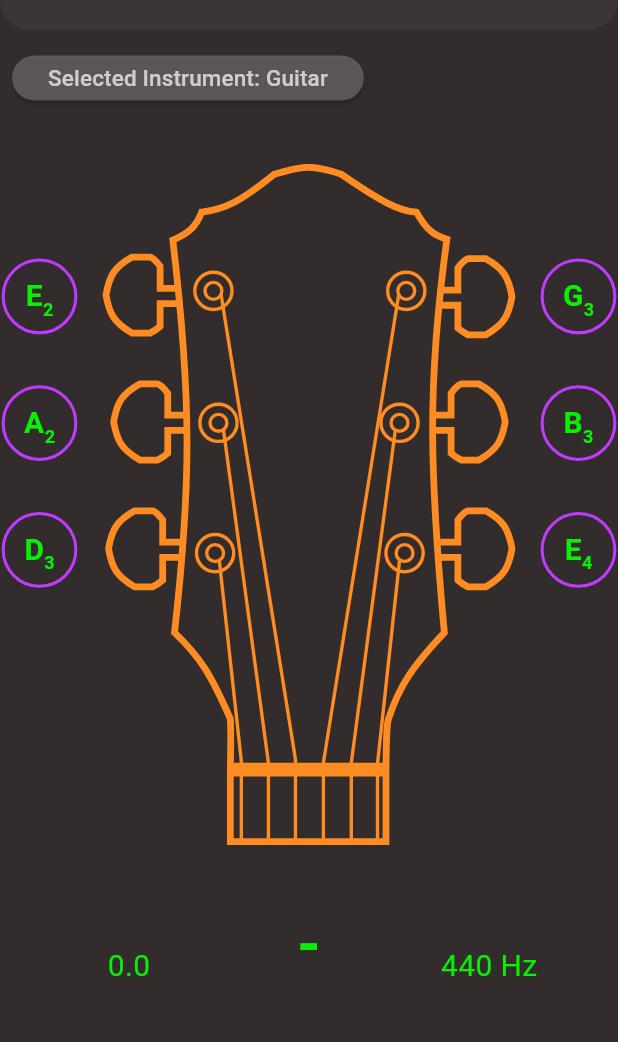
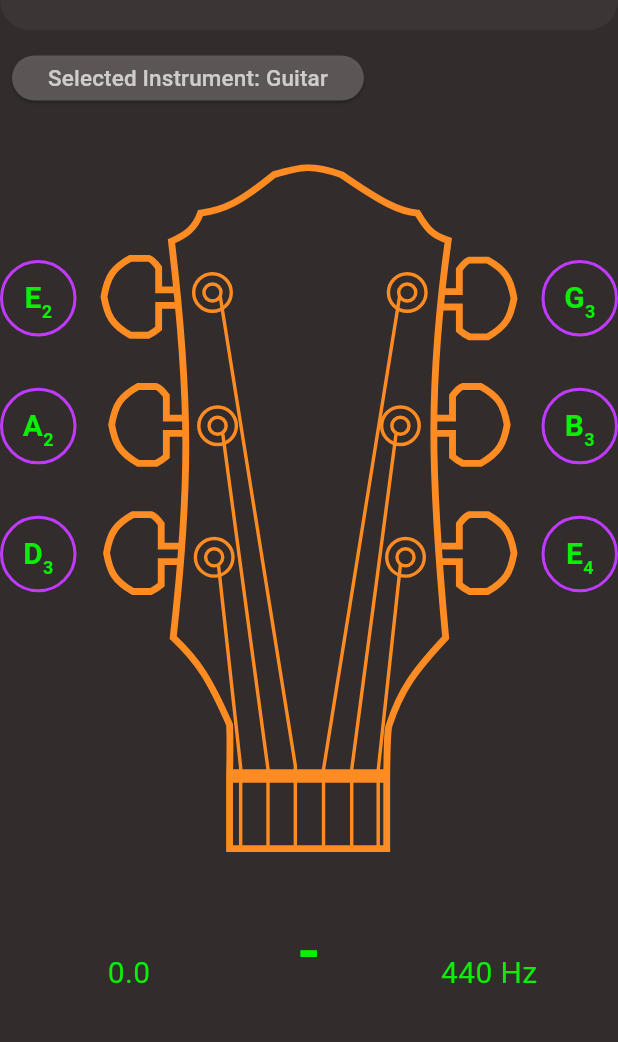
Before and after one commit to TomaszKK/music_tuner_app, a Flutter app: the screen it shows after launch, on a phone screen of 412 x 824 dp, the part 90-1132 px from its top. Run offline on Flutter 3.47's test engine with Material 3 defaults, Android fonts, the phone set to English and light mode, and no system bars; drawn by our look-alikes of syncfusion_flutter_gauges; our stand-ins replace flutter_blue_plus, flutter_svg, loading_animation_widget, permission_handler, platform, supabase_flutter; missing offline and left inert: bluetooth_enable_fork, wheel_picker; accounts and stored records are empty; Roboto replaces fonts that are missing (Poppins).

Commit message:
Add Tenorhorn asset and widget + small fixes

```diff
--- a/lib/widgets/InstrumentWidget.dart
+++ b/lib/widgets/InstrumentWidget.dart
@@ -1,6 +1,8 @@
 import 'package:flutter/material.dart';
-import 'package:music_tuner/widgets/GuitarWidget.dart';
-import 'package:music_tuner/widgets/BassWidget.dart';
+import 'package:music_tuner/widgets/instrumentWidgetsDir/GuitarWidget.dart';
+import 'package:music_tuner/widgets/instrumentWidgetsDir/BassWidget.dart';
+
+import 'instrumentWidgetsDir/TenorhornWidget.dart';
 
 class InstrumentWidget extends StatefulWidget {
   const InstrumentWidget({Key? key, required this.title, required this.selectedInstrument}) : super(key: key);
@@ -25,6 +27,10 @@ class _InstrumentWidgetState extends State<InstrumentWidget> {
         return const Center(
           child: BassWidget(title: 'Bass'),
         );
+      case 'Tenorhorn':
+        return const Center(
+          child: TenorhornWidget(title: 'Tenorhorn'),
+        );
       default:
         return const GuitarWidget(title: 'Guitar');
     }
--- a/lib/widgets/TunerWidget.dart
+++ b/lib/widgets/TunerWidget.dart
@@ -83,7 +83,6 @@ class _TunerWidgetState extends State<TunerWidget> {
                         valueListenable: BluetoothConnectorWidget.frequencyNotifier,
                         builder: (context, frequency, child) {
                           String noteToDisplay;
-
                           if (blockedNote.isNotEmpty) {
                             // If a note is blocked, show the blocked note
                             noteToDisplay = blockedNote;
@@ -133,16 +132,23 @@ class _TunerWidgetState extends State<TunerWidget> {
                 ),
               ],
             ),
-            const SizedBox(height: 10),
-            ValueListenableBuilder<double>(
+            const SizedBox(height: 5),
+            ValueListenableBuilder<String>(
+              valueListenable: TunerWidget.blockedNoteNotifier, // Listen to the blocked note
+              builder: (context, blockedNote, child) {
+                return ValueListenableBuilder<double>(
                   valueListenable: BluetoothConnectorWidget.frequencyNotifier,
                   builder: (context, frequency, child) {
-                // Assume you have a function to get the current note and its range
-                Note currentNote = getCurrentNoteBasedOnFrequency(frequency, notes);
+                    Note currentNote;
+                    if (blockedNote.isNotEmpty) {
+                      currentNote = notes.firstWhere((note) => note.name == blockedNote);
+                    } else {
+                      currentNote = getCurrentNoteBasedOnFrequency(frequency, notes);
+                    }
+
                     double minFrequency = getPreviousNoteMidpoint(currentNote, notes);
                     double maxFrequency = getNextNoteMidpoint(currentNote, notes);
 
-                // Map the current frequency to the gauge range of -50 to 50
                     double normalizedFrequency = mapFrequencyToGaugeRange(
                       frequency,
                       minFrequency,
@@ -151,7 +157,10 @@ class _TunerWidgetState extends State<TunerWidget> {
                       50,
                     );
 
-                return SfLinearGauge(
+                    return Column(
+                      mainAxisAlignment: MainAxisAlignment.center,
+                      children: [
+                        SfLinearGauge(
                           minimum: -50,
                           maximum: 50,
                           interval: 10,
@@ -191,6 +200,10 @@ class _TunerWidgetState extends State<TunerWidget> {
                               position: LinearElementPosition.cross,
                             ),
                           ],
+                        ),
+                      ],
+                    );
+                  },
                 );
               },
             ),
--- a/pubspec.yaml
+++ b/pubspec.yaml
@@ -103,3 +103,4 @@ flutter:
     - lib/assets/Guitar.svg
     - lib/assets/Bass.svg
     - lib/assets/notes.json
+    - lib/assets/Tenorhorn.svg
```
Also changed, not shown: lib/widgets/instrumentWidgetsDir/BassWidget.dart (renamed from lib/widgets/BassWidget.dart, +6 -4 lines), lib/widgets/instrumentWidgetsDir/TenorhornWidget.dart (added, +71 -0 lines), lib/assets/Tenorhorn.svg (added), lib/generated/assets.dart, lib/widgets/instrumentWidgetsDir/GuitarWidget.dart (renamed from lib/widgets/GuitarWidget.dart). Lines whose indentation alone changed are shown as unchanged.
